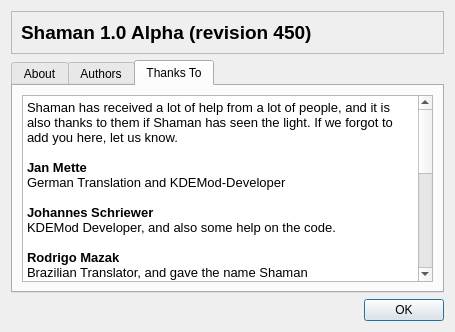
Above: trunk/shaman/ui/aboutDialog.ui from drf/shaman1 before the change. Below: the same form after it.
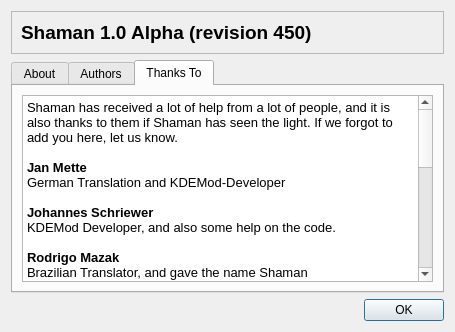
That is the form after the change. The open tabs and pages were chosen to show the change. Icons and pictures are not drawn.

Commit message: Updated About Dialog, and new Splashscreen!

The edit to the form file:
```diff
--- a/trunk/shaman/ui/aboutDialog.ui
+++ b/trunk/shaman/ui/aboutDialog.ui
@@ -159,11 +159,14 @@
 &lt;p style=" margin-top:0px; margin-bottom:0px; margin-left:0px; margin-right:0px; -qt-block-indent:0; text-indent:0px; font-family:'Sans Serif'; font-size:10pt;">&lt;span style=" font-weight:600;">Jacques Disner&lt;/span>&lt;/p>
 &lt;p style=" margin-top:0px; margin-bottom:0px; margin-left:0px; margin-right:0px; -qt-block-indent:0; text-indent:0px; font-family:'Sans Serif'; font-size:10pt;">French Translator&lt;/p>
 &lt;p style="-qt-paragraph-type:empty; margin-top:0px; margin-bottom:0px; margin-left:0px; margin-right:0px; -qt-block-indent:0; text-indent:0px; font-family:'Sans Serif'; font-size:10pt;">&lt;/p>
-&lt;p style=" margin-top:0px; margin-bottom:0px; margin-left:0px; margin-right:0px; -qt-block-indent:0; text-indent:0px; font-family:'Sans Serif'; font-size:10pt;">&lt;span style=" font-weight:600;">XanK&lt;/span>&lt;/p>
+&lt;p style=" margin-top:0px; margin-bottom:0px; margin-left:0px; margin-right:0px; -qt-block-indent:0; text-indent:0px; font-family:'Sans Serif'; font-size:10pt;">&lt;span style=" font-weight:600;">Carlos Berroteran&lt;/span>&lt;/p>
 &lt;p style=" margin-top:0px; margin-bottom:0px; margin-left:0px; margin-right:0px; -qt-block-indent:0; text-indent:0px; font-family:'Sans Serif'; font-size:10pt;">Spanish Translator&lt;/p>
 &lt;p style="-qt-paragraph-type:empty; margin-top:0px; margin-bottom:0px; margin-left:0px; margin-right:0px; -qt-block-indent:0; text-indent:0px; font-family:'Sans Serif'; font-size:10pt;">&lt;/p>
 &lt;p style=" margin-top:0px; margin-bottom:0px; margin-left:0px; margin-right:0px; -qt-block-indent:0; text-indent:0px; font-family:'Sans Serif'; font-size:10pt;">&lt;span style=" font-weight:600;">Giannis Antoniou&lt;/span>&lt;/p>
-&lt;p style=" margin-top:0px; margin-bottom:0px; margin-left:0px; margin-right:0px; -qt-block-indent:0; text-indent:0px; font-family:'Sans Serif'; font-size:10pt;">Greek Translator&lt;/p>&lt;/body>&lt;/html></string>
+&lt;p style=" margin-top:0px; margin-bottom:0px; margin-left:0px; margin-right:0px; -qt-block-indent:0; text-indent:0px; font-family:'Sans Serif'; font-size:10pt;">Greek Translator&lt;/p>
+&lt;p style="-qt-paragraph-type:empty; margin-top:0px; margin-bottom:0px; margin-left:0px; margin-right:0px; -qt-block-indent:0; text-indent:0px; font-family:'Sans Serif'; font-size:10pt;">&lt;/p>
+&lt;p style=" margin-top:0px; margin-bottom:0px; margin-left:0px; margin-right:0px; -qt-block-indent:0; text-indent:0px; font-family:'Sans Serif'; font-size:10pt;">&lt;span style=" font-weight:600;">Michael Knights&lt;/span>&lt;/p>
+&lt;p style=" margin-top:0px; margin-bottom:0px; margin-left:0px; margin-right:0px; -qt-block-indent:0; text-indent:0px; font-family:'Sans Serif'; font-size:10pt;">Artwork&lt;/p>&lt;/body>&lt;/html></string>
          </property>
         </widget>
        </item>
```
The commit also changes 8 other files.
